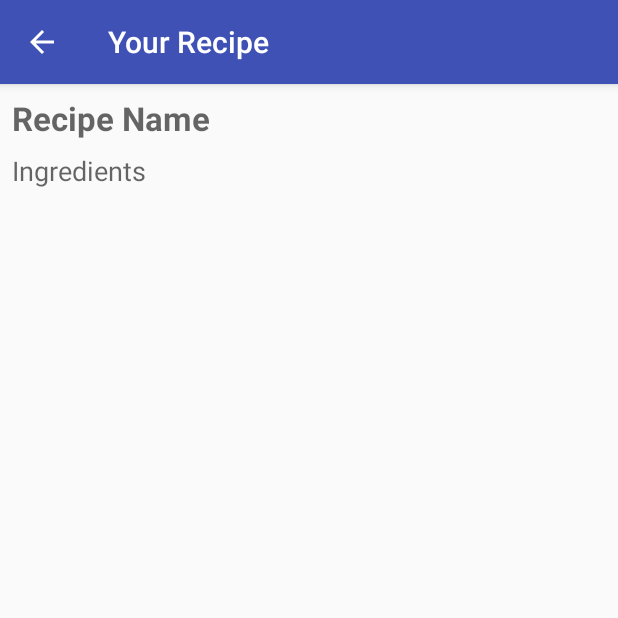
After one commit to hakku276/foodplanner, an Android app: the fragment ShowIngredientFragment placed in its activity, on a phone screen of 412 x 824 dp, the top half of it. The commit adds this screen. Run offline under Robolectric (Android 15) with nearby library versions, the phone set to English and light mode, and no system bars; our stand-ins replace Room's generated code; libraries missing offline, so code that uses them is left out: android.arch.core, android.arch.persistence; 2 statements that could not run were skipped.

Commit message:
Showing ingredients on view ingredients page

```diff
--- a/app/src/main/AndroidManifest.xml
+++ b/app/src/main/AndroidManifest.xml
@@ -11,6 +11,7 @@
         android:supportsRtl="true"
         android:theme="@style/AppTheme">
         <activity android:name=".views.cookbook.RecipeViewerActivity"
+            android:label="@string/title_activity_recipe_vewier"
             android:parentActivityName=".MainActivity"/>
         <activity
             android:name=".views.cookbook.RecipeCreatorActivity"
--- a/app/src/main/java/np/com/aanalbasaula/foodplanner/database/Ingredient.java
+++ b/app/src/main/java/np/com/aanalbasaula/foodplanner/database/Ingredient.java
@@ -1,5 +1,6 @@
 package np.com.aanalbasaula.foodplanner.database;
 
+import android.arch.persistence.room.ColumnInfo;
 import android.arch.persistence.room.Entity;
 import android.arch.persistence.room.ForeignKey;
 import android.arch.persistence.room.PrimaryKey;
--- a/app/src/main/java/np/com/aanalbasaula/foodplanner/database/utils/DatabaseLoader.java
+++ b/app/src/main/java/np/com/aanalbasaula/foodplanner/database/utils/DatabaseLoader.java
@@ -23,25 +23,25 @@ public class DatabaseLoader<D, T> extends AsyncTask<Void, Void, List<T>> {
 
     // database properties
     private D dao;
-    private Function<D, List<T>> loadMethod;
+    private DatabaseLoadMethod<D, List<T>> loadLambda;
 
     // listener
     private DatabaseLoadListener<T> listener;
 
     /**
      * Create a new Async Task that uses the dao object to load the list of items
-     * from the database. The defined load method is used in order to query the database
+     * from the database. The defined load lambda is used in order to query the database
      * and the listener is notified after successful loading.
      *
      * @param dao        the dao object used to access the database
-     * @param loadMethod the method to use when calling the database
+     * @param loadLambda the lambda to be used for loading the items
      * @param listener   the listener to be notified on completion
      */
     public DatabaseLoader(D dao,
-                          Function<D, List<T>> loadMethod,
+                          DatabaseLoadMethod<D, List<T>> loadLambda,
                           DatabaseLoadListener<T> listener) {
         this.dao = dao;
-        this.loadMethod = loadMethod;
+        this.loadLambda = loadLambda;
         this.listener = listener;
     }
 
@@ -49,7 +49,7 @@ public class DatabaseLoader<D, T> extends AsyncTask<Void, Void, List<T>> {
     protected List<T> doInBackground(Void... voids) {
         List<T> items = null;
         try {
-            items = loadMethod.apply(dao);
+            items = loadLambda.loadItems(dao);
         } catch (Exception e) {
             Log.e(TAG, "doInBackground: Could not load the items from the database", e);
         }
@@ -73,4 +73,19 @@ public class DatabaseLoader<D, T> extends AsyncTask<Void, Void, List<T>> {
          */
         void onItemsLoaded(@NonNull List<T> items);
     }
+
+    /**
+     * An interface which loads items from the database. The {@linkplain DatabaseLoader} loads
+     * items depending upon the specific implementation of this interface.
+     * @param <D> The type of the DAO to use when loading the items
+     * @param <T> The type of item to be loaded by this specific implementation
+     */
+    public interface DatabaseLoadMethod<D, T> {
+
+        /**
+         * Load the items from the database.
+         * @return the items that were loaded
+         */
+        T loadItems(D dao);
+    }
 }
--- a/app/src/main/java/np/com/aanalbasaula/foodplanner/views/cookbook/CookBookFragment.java
+++ b/app/src/main/java/np/com/aanalbasaula/foodplanner/views/cookbook/CookBookFragment.java
@@ -136,6 +136,7 @@ public class CookBookFragment extends Fragment {
         }
 
         Intent intent = new Intent(getContext(), RecipeViewerActivity.class);
+        intent.putExtra(RecipeViewerActivity.EXTRA_RECIPE, recipe);
         startActivity(intent);
     }
 
--- a/app/src/main/java/np/com/aanalbasaula/foodplanner/views/cookbook/RecipeViewerActivity.java
+++ b/app/src/main/java/np/com/aanalbasaula/foodplanner/views/cookbook/RecipeViewerActivity.java
@@ -1,16 +1,84 @@
 package np.com.aanalbasaula.foodplanner.views.cookbook;
 
+import android.content.Intent;
+import android.support.annotation.Nullable;
 import android.support.v7.app.AppCompatActivity;
 import android.os.Bundle;
+import android.support.v7.widget.Toolbar;
+import android.util.Log;
+import android.widget.TextView;
 
 import np.com.aanalbasaula.foodplanner.R;
+import np.com.aanalbasaula.foodplanner.database.Recipe;
 
 public class RecipeViewerActivity extends AppCompatActivity {
+
+    public static final String EXTRA_RECIPE = "recipe";
+    private static final String TAG = RecipeViewerActivity.class.getSimpleName();
+
+    @Nullable
+    private Recipe recipe; // the recipe being displayed on screen
+
+    // UI related properties
+    private TextView textRecipeName;
+    private Toolbar toolbar;
+    private ShowIngredientFragment showIngredientFragment;
 
     @Override
     protected void onCreate(Bundle savedInstanceState) {
         super.onCreate(savedInstanceState);
         setContentView(R.layout.activity_recipe_viewer);
+
+        // setup the toolbar
+        toolbar = (Toolbar) findViewById(R.id.toolbar);
+        setSupportActionBar(toolbar);
+        // enable back button on the toolbar
+        getSupportActionBar().setDisplayHomeAsUpEnabled(true);
+
+        extractDisplayRecipe();
+
+        // gather UI elements
+        textRecipeName = findViewById(R.id.text_recipe_name);
+
+    }
+
+    @Override
+    protected void onStart() {
+        super.onStart();
+
+        if (recipe != null) {
+            Log.i(TAG, "onStart: The Recipe is available. Setting up UI");
+            textRecipeName.setText(recipe.getName());
+            setupIngredientsView();
+        } else {
+            Log.w(TAG, "onStart: Could not find displayable Recipe");
+        }
+    }
+
+    /**
+     * Sets up the ingredients view using the {@link ShowIngredientFragment} fragment.
+     * The fragment is created if only necessary.
+     */
+    private void setupIngredientsView() {
+        if (showIngredientFragment == null) {
+            showIngredientFragment = ShowIngredientFragment.newInstance(recipe);
+        }
+
+        getSupportFragmentManager().beginTransaction().replace(R.id.content, showIngredientFragment).commit();
+    }
+
+    /**
+     * Extracts the recipe to be displayed on screen. The extracted recipe is set in the
+     * class property {@linkplain #recipe}. The property could be NULL after extraction
+     * therefore should be checked before use.
+     */
+    private void extractDisplayRecipe() {
+        Intent intent = getIntent();
+        if (intent != null && intent.hasExtra(EXTRA_RECIPE)) {
+            Log.i(TAG, "onCreate: Found Parcelled Recipe in Intent");
+            recipe = intent.getParcelableExtra(EXTRA_RECIPE);
+            Log.i(TAG, "onCreate: Showing Recipe: " + recipe);
+        }
     }
 
 }
--- /dev/null
+++ b/app/src/main/java/np/com/aanalbasaula/foodplanner/views/cookbook/ShowIngredientFragment.java
@@ -0,0 +1,151 @@
+package np.com.aanalbasaula.foodplanner.views.cookbook;
+
+
+import android.os.Bundle;
+import android.support.annotation.NonNull;
+import android.support.v4.app.Fragment;
+import android.support.v7.widget.RecyclerView;
+import android.util.Log;
+import android.view.LayoutInflater;
+import android.view.View;
+import android.view.ViewGroup;
+import android.widget.ImageButton;
+import android.widget.TextView;
+
+import java.util.List;
+
+import np.com.aanalbasaula.foodplanner.R;
+import np.com.aanalbasaula.foodplanner.database.AppDatabase;
+import np.com.aanalbasaula.foodplanner.database.Ingredient;
+import np.com.aanalbasaula.foodplanner.database.IngredientDao;
+import np.com.aanalbasaula.foodplanner.database.IngredientDao_Impl;
+import np.com.aanalbasaula.foodplanner.database.Recipe;
+import np.com.aanalbasaula.foodplanner.database.utils.DatabaseLoader;
+import np.com.aanalbasaula.foodplanner.views.utils.GenericRecyclerViewAdapter;
+
+/**
+ * A simple {@link Fragment} subclass that is responsible for displaying all the ingredients
+ * of a recipe. Use the {@link ShowIngredientFragment#newInstance} factory method to
+ * create an instance of this fragment.
+ */
+public class ShowIngredientFragment extends Fragment {
+
+    private static final String TAG = ShowIngredientFragment.class.getSimpleName();
+    private static final String ARG_RECIPE = "recipe";
+
+    // UI related elements
+    private RecyclerView recyclerView;
+
+    // database related elements
+    private IngredientDao ingredientDao;
+
+    // to display data
+    private Recipe recipe; // the ingredients of the recipe being displayed
+    private List<Ingredient> ingredients;
+
+    public ShowIngredientFragment() {
+        // Required empty public constructor
+    }
+
+    /**
+     * Use this factory method to create a new instance of this fragment to display the
+     * ingredients of a specific recipe.
+     *
+     * @param recipe The ingredients of the recipe to display on the screen
+     * @return A new instance of fragment ShowIngredientFragment.
+     */
+    public static ShowIngredientFragment newInstance(Recipe recipe) {
+        Log.i(TAG, "newInstance: Creating new instance of the fragment using: " + recipe);
+        ShowIngredientFragment fragment = new ShowIngredientFragment();
+        Bundle args = new Bundle();
+        args.putParcelable(ARG_RECIPE, recipe);
+        fragment.setArguments(args);
+        return fragment;
+    }
+
+    @Override
+    public void onCreate(Bundle savedInstanceState) {
+        super.onCreate(savedInstanceState);
+        Log.i(TAG, "onCreate: Fragment Created");
+        if (getArguments() != null) {
+            recipe = getArguments().getParcelable(ARG_RECIPE);
+        }
+
+        // setup the database related elements
+        ingredientDao = AppDatabase.getInstance(requireContext()).getIngredientDao();
+
+
+    }
+
+    @Override
+    public View onCreateView(LayoutInflater inflater, ViewGroup container,
+                             Bundle savedInstanceState) {
+        // Inflate the layout for this fragment
+        View view = inflater.inflate(R.layout.fragment_show_ingredient, container, false);
+
+        this.recyclerView = view.findViewById(R.id.list_ingredients);
+
+        // only load ingredients after view has been setup
+        loadIngredientsFromDatabase();
+
+        return view;
+    }
+
+    /**
+     * Loads all the ingredients for the recipe that is being displayed by this fragment.
+     */
+    private void loadIngredientsFromDatabase() {
+        // load all the ingredients
+        DatabaseLoader<IngredientDao, Ingredient> loader = new DatabaseLoader<>(ingredientDao, databaseEntriesLoader, ingredientsLoadListener);
+        loader.execute();
+    }
+
+    /**
+     * The lambda that loads the ingredients from the database for the recipe to be displayed
+     */
+    private DatabaseLoader.DatabaseLoadMethod<IngredientDao, List<Ingredient>> databaseEntriesLoader = dao -> dao.getIngredientsForRecipe(recipe.getId());
+
+    /**
+     * The lambda that listens to the ingredients being loaded from the database.
+     */
+    private DatabaseLoader.DatabaseLoadListener<Ingredient> ingredientsLoadListener = ingredients -> {
+        Log.i(TAG, "IngredientsLoadListener: Loaded the ingredients from the database: " + ingredients.size());
+        this.ingredients = ingredients;
+        //setup the recycler view adapter
+        GenericRecyclerViewAdapter<Ingredient, DisplayIngredientViewHolder> adapter = new GenericRecyclerViewAdapter<>(ingredients, new IngredientsViewHolderFactory());
+        this.recyclerView.setAdapter(adapter);
+    };
+
+    private class DisplayIngredientViewHolder extends GenericRecyclerViewAdapter.GenericViewHolder<Ingredient> {
+
+        private TextView mContentView;
+        private ImageButton mDeleteButton;
+
+        public DisplayIngredientViewHolder(View itemView) {
+            super(itemView);
+            this.mContentView = itemView.findViewById(R.id.content);
+            this.mDeleteButton = itemView.findViewById(R.id.btn_remove);
+
+            // hide the delete button
+            this.mDeleteButton.setVisibility(View.GONE);
+        }
+
+        @Override
+        public void bind(Ingredient item) {
+            mContentView.setText(item.getName());
+        }
+    }
+
+    private class IngredientsViewHolderFactory implements GenericRecyclerViewAdapter.GenericViewHolderFactory<DisplayIngredientViewHolder> {
+
+        @Override
+        public DisplayIngredientViewHolder newInstance(View view) {
+            return new DisplayIngredientViewHolder(view);
+        }
+
+        @Override
+        public View createView(LayoutInflater inflater, ViewGroup parent) {
+            return inflater.inflate(R.layout.layout_list_item_ingredient, parent, false);
+        }
+    }
+}
--- a/app/src/main/res/layout/activity_recipe_viewer.xml
+++ b/app/src/main/res/layout/activity_recipe_viewer.xml
@@ -6,4 +6,46 @@
     android:layout_height="match_parent"
     tools:context=".views.cookbook.RecipeViewerActivity">
 
+    <android.support.design.widget.AppBarLayout
+        android:id="@+id/appbar"
+        android:layout_width="match_parent"
+        android:layout_height="wrap_content"
+        app:layout_constraintTop_toTopOf="parent">
+
+        <android.support.v7.widget.Toolbar
+            android:id="@+id/toolbar"
+            android:layout_width="match_parent"
+            android:layout_height="wrap_content"
+            android:background="?attr/colorPrimary"
+            android:elevation="6dp"
+            android:minHeight="?attr/actionBarSize"
+            android:theme="@style/ThemeOverlay.AppCompat.Dark.ActionBar"
+            app:popupTheme="@style/ThemeOverlay.AppCompat.Light" />
+
+    </android.support.design.widget.AppBarLayout>
+
+    <RelativeLayout
+        android:layout_width="match_parent"
+        android:layout_height="0dp"
+        android:padding="@dimen/padding_screen_to_content"
+        app:layout_constraintBottom_toBottomOf="parent"
+        app:layout_constraintTop_toBottomOf="@+id/appbar">
+
+        <TextView
+            android:id="@+id/text_recipe_name"
+            style="?android:textAppearanceLarge"
+            android:layout_width="match_parent"
+            android:layout_height="wrap_content"
+            android:hint="@string/hint_recipe_name"
+            android:maxLines="1"
+            android:textStyle="bold"/>
+
+        <FrameLayout
+            android:id="@+id/content"
+            android:layout_width="match_parent"
+            android:layout_height="match_parent"
+            android:layout_below="@+id/text_recipe_name"
+            android:layout_marginTop="@dimen/margin_content_to_content"/>
+    </RelativeLayout>
+
 </android.support.constraint.ConstraintLayout>
--- a/app/src/main/res/layout/fragment_meal_courses_list.xml
+++ b/app/src/main/res/layout/fragment_meal_courses_list.xml
@@ -8,4 +8,4 @@
     android:layout_height="match_parent"
     android:padding="@dimen/padding_screen_to_content"
     tools:context=".views.meal_courses.ShowAllMealCoursesFragment"
-    tools:listitem="@layout/layout_list_item_date_header" />
+    tools:listitem="@layout/layout_list_item_ingredient" />
--- /dev/null
+++ b/app/src/main/res/layout/fragment_show_ingredient.xml
@@ -0,0 +1,20 @@
+<?xml version="1.0" encoding="utf-8"?>
+<LinearLayout xmlns:android="http://schemas.android.com/apk/res/android"
+    xmlns:tools="http://schemas.android.com/tools"
+    android:layout_width="match_parent"
+    android:layout_height="match_parent"
+    tools:context=".views.cookbook.ShowIngredientFragment"
+    android:orientation="vertical">
+    <TextView
+        android:layout_width="match_parent"
+        android:layout_height="wrap_content"
+        style="?android:textAppearanceMedium"
+        android:text="@string/title_display_ingredient"/>
+
+    <android.support.v7.widget.RecyclerView
+        android:layout_width="match_parent"
+        android:layout_height="match_parent"
+        android:id="@+id/list_ingredients"
+        tools:listitem="@layout/layout_list_item_ingredient"/>
+
+</LinearLayout>
--- a/app/src/main/res/values/strings.xml
+++ b/app/src/main/res/values/strings.xml
@@ -1,6 +1,7 @@
 <resources>
     <string name="app_name">FoodPlanner</string>
     <string name="title_activity_recipe_creator">Recipe Creator</string>
+    <string name="title_activity_recipe_vewier">Your Recipe</string>
 
     <!--App features-->
     <string name="feature_cookbook">Cookbook</string>
@@ -30,6 +31,7 @@
 
     <!--Screen/Frame Titles-->
     <string name="title_add_ingredient">Add Ingredients</string>
+    <string name="title_display_ingredient">Ingredients</string>
 
     <!--Text Views-->
     <string name="text_date">Date</string>
```
Also changed, not shown: app/src/main/java/np/com/aanalbasaula/foodplanner/database/Recipe.java (+36 -1 lines), app/src/main/java/np/com/aanalbasaula/foodplanner/views/meal_courses/ShowAllMealCoursesFragment.java (+38 -38 lines).
